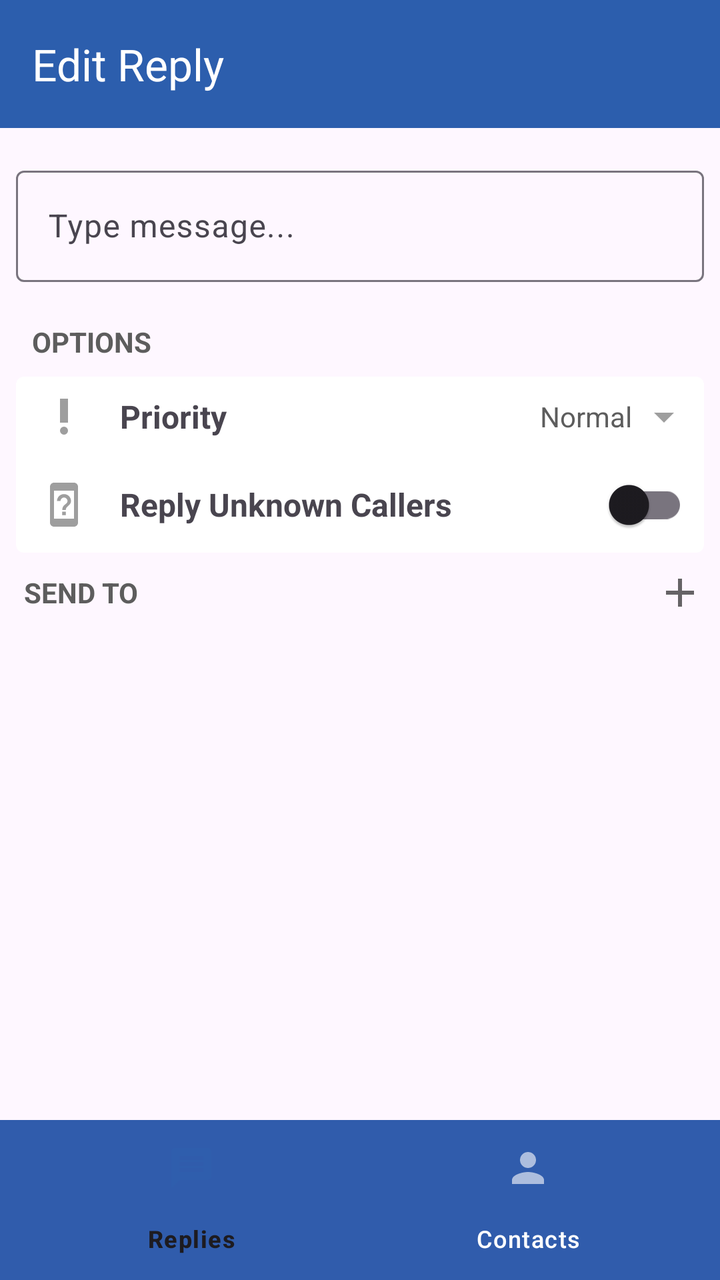
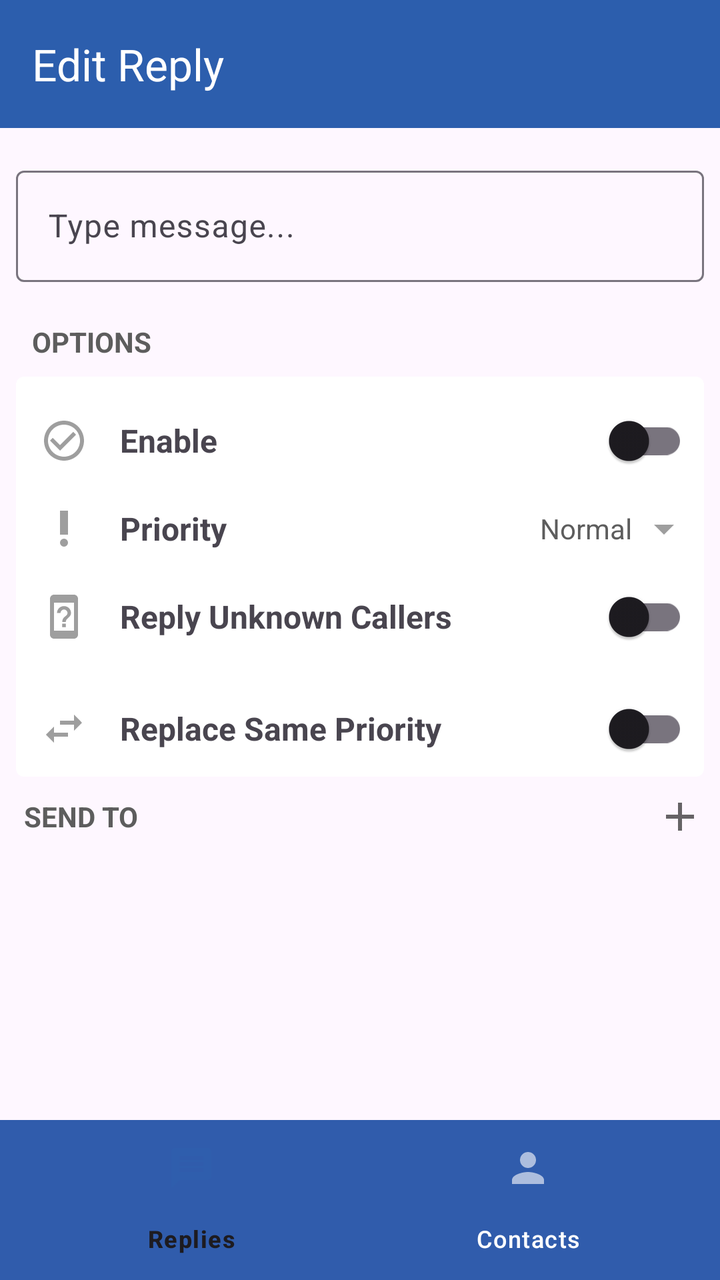

Two renders of the same Android screen: before a commit and after it. Below are the layout's source before the change and the commit's diff.
<!-- AndroidManifest.xml: application theme Theme.CallSwitch -->
<!-- res/layout/fragment_edit_reply.xml -->
<?xml version="1.0" encoding="utf-8"?>
<androidx.coordinatorlayout.widget.CoordinatorLayout xmlns:android="http://schemas.android.com/apk/res/android"
    xmlns:app="http://schemas.android.com/apk/res-auto"
    xmlns:tools="http://schemas.android.com/tools"
    android:id="@+id/main_fragment"
    android:layout_width="match_parent"
    android:layout_height="match_parent"
    tools:context=".RepliesActivity">

    <include layout="@layout/component_edit_reply_app_bar"/>

    <RelativeLayout

        android:layout_width="match_parent"
        app:layout_behavior="@string/appbar_scrolling_view_behavior"
        android:layout_height="match_parent">

        <androidx.core.widget.NestedScrollView
            android:layout_above="@id/bottom_nav_view"
            android:layout_width="match_parent"
            android:layout_height="match_parent">
            <LinearLayout
                android:layout_width="match_parent"
                android:layout_height="match_parent"
                android:orientation="vertical">
                <com.google.android.material.textfield.TextInputLayout
                    android:hint="@string/type_message"
                    app:errorEnabled="true"
                    android:layout_marginTop="16dp"
                    android:layout_marginHorizontal="8dp"
                    android:layout_width="match_parent"
                    android:layout_height="wrap_content">
                    <com.google.android.material.textfield.TextInputEditText
                        android:id="@+id/reply_text_field"
                        android:layout_width="match_parent"
                        android:layout_height="wrap_content"
                        />
                </com.google.android.material.textfield.TextInputLayout>
                <TextView
                    android:layout_width="match_parent"
                    android:layout_height="wrap_content"
                    android:text="@string/options"
                    app:textAllCaps="true"
                    android:layout_marginHorizontal="16dp"
                    android:textStyle="bold"
                    android:textColor="@color/grey_10"/>
                <LinearLayout
                    android:layout_marginTop="8dp"
                    android:layout_marginHorizontal="8dp"
                    android:background="@drawable/rounded_rectangle_background_4"
                    android:layout_width="match_parent"
                    android:layout_height="wrap_content"
                    android:orientation="vertical">
                    <LinearLayout
                        android:id="@+id/priority_button"
                        android:gravity="center_vertical"
                        android:layout_marginEnd="8dp"
                        android:layout_marginTop="8dp"
                        android:layout_width="match_parent"
                        android:layout_height="wrap_content"
                        android:orientation="horizontal">
                        <ImageView
                            android:layout_marginStart="12dp"
                            android:layout_width="wrap_content"
                            android:layout_height="wrap_content"
                            app:tint="@color/grey_10"
                            android:src="@drawable/ic_action_priority"/>
                        <TextView
                            android:layout_marginHorizontal="16dp"
                            android:layout_weight="1"
                            android:layout_width="0dp"
                            android:layout_height="wrap_content"
                            android:text="@string/priority"
                            android:textSize="16sp"
                            android:textStyle="bold"/>
                        <LinearLayout
                            android:gravity="center_vertical"
                            android:layout_width="wrap_content"
                            android:layout_height="wrap_content"
                            android:orientation="horizontal">
                            <TextView
                                android:id="@+id/priority"
                                android:layout_width="wrap_content"
                                android:layout_height="wrap_content"
                                android:text="@string/normal"
                                android:textColor="@color/grey_10"
                                android:layout_marginEnd="4dp"/>
                            <ImageView
                                app:tint="@color/grey_10"
                                android:layout_width="wrap_content"
                                android:layout_height="wrap_content"
                                android:src="@drawable/ic_action_down"/>
                        </LinearLayout>

                    </LinearLayout>

                    <LinearLayout
                        android:gravity="center_vertical"
                        android:layout_marginTop="8dp"
                        android:layout_width="match_parent"
                        android:layout_height="wrap_content"
                        android:orientation="horizontal">
                        <ImageView
                            android:layout_width="wrap_content"
                            android:layout_height="wrap_content"
                            android:layout_marginStart="12dp"
                            app:tint="@color/grey_10"
                            android:src="@drawable/ic_action_unknown"/>
                        <TextView
                            android:layout_marginHorizontal="16dp"
                            android:layout_weight="1"
                            android:layout_width="0dp"
                            android:layout_height="wrap_content"
                            android:text="@string/reply_unknown"
                            android:textStyle="bold"
                            android:textSize="16sp"/>

                        <com.google.android.material.switchmaterial.SwitchMaterial
                            android:layout_marginEnd="8dp"
                            android:layout_width="wrap_content"
                            android:layout_height="wrap_content"/>
                    </LinearLayout>
                </LinearLayout>

                <LinearLayout
                    android:layout_marginTop="8dp"
                    android:layout_width="match_parent"
                    android:layout_height="wrap_content"
                    android:orientation="horizontal">
                    <com.google.android.material.textview.MaterialTextView
                        android:layout_marginHorizontal="12dp"
                        android:layout_width="0dp"
                        android:layout_weight="1"
                        android:layout_height="wrap_content"
                        android:layout_gravity="center_vertical"
                        android:text="@string/send_to"
                        app:textAllCaps="true"
                        android:textStyle="bold"
                        android:textColor="@color/grey_10"/>
                    <ImageButton
                        android:layout_marginEnd="8dp"
                        android:id="@+id/add_contacts_button"
                        android:layout_width="wrap_content"
                        android:layout_height="wrap_content"
                        android:layout_gravity="center_vertical"
                        android:contentDescription="@string/add_contacts_hint"
                        android:background="@null"
                        app:tint="@color/black"
                        android:src="@drawable/ic_action_add"/>
                </LinearLayout>

                <androidx.recyclerview.widget.RecyclerView
                    android:layout_marginTop="8dp"
                    android:layout_marginBottom="16dp"
                    android:layout_marginHorizontal="8dp"
                    android:id="@+id/selected_contacts_recycler_view"
                    android:layout_width="match_parent"
                    android:layout_height="match_parent"/>
            </LinearLayout>
        </androidx.core.widget.NestedScrollView>




        <include layout="@layout/component_bottom_nav_bar"
            android:id="@+id/bottom_nav_view"/>

    </RelativeLayout>

</androidx.coordinatorlayout.widget.CoordinatorLayout>
<!-- res/layout/component_edit_reply_app_bar.xml (included above) -->
<?xml version="1.0" encoding="utf-8"?>
<com.google.android.material.appbar.AppBarLayout xmlns:android="http://schemas.android.com/apk/res/android"
    xmlns:app="http://schemas.android.com/apk/res-auto"
    android:id="@+id/toolbar_main"
    android:layout_width="match_parent"
    android:layout_height="wrap_content"
    android:fitsSystemWindows="true"
    app:liftOnScrollColor="@color/blue"
    app:liftOnScroll="true">

    <com.google.android.material.appbar.MaterialToolbar
        android:id="@+id/edit_reply_toolbar"
        android:layout_width="match_parent"
        android:layout_height="wrap_content"
        android:minHeight="?attr/actionBarSize"
        app:title="@string/edit_reply"/>
</com.google.android.material.appbar.AppBarLayout>
<!-- res/layout/component_bottom_nav_bar.xml (included above) -->
<?xml version="1.0" encoding="utf-8"?>
<com.google.android.material.bottomnavigation.BottomNavigationView xmlns:android="http://schemas.android.com/apk/res/android"
    android:layout_width="match_parent"
    android:layout_height="wrap_content"
    android:fitsSystemWindows="true"
    android:id="@+id/bottom_nav_view"
    android:layout_alignParentBottom="true"
    xmlns:app="http://schemas.android.com/apk/res-auto"
    app:menu="@menu/bottom_navigation_menu" />
<!-- resources referenced by this layout -->
<resources>
  <color name="black">#FF000000</color>
  <color name="blue">#2C5EAD</color>
  <color name="grey_10">#5d5d5d</color>
  <!-- drawable ic_action_add (drawable-anydpi) -->
  <vector xmlns:android="http://schemas.android.com/apk/res/android"
      android:width="24dp"
      android:height="24dp"
      android:viewportWidth="24"
      android:viewportHeight="24"
      android:tint="#333333"
      android:alpha="0.6">
    <path
        android:fillColor="@android:color/white"
        android:pathData="M19,13h-6v6h-2v-6H5v-2h6V5h2v6h6v2z"/>
  </vector>
  <!-- drawable ic_action_down (drawable-anydpi) -->
  <vector xmlns:android="http://schemas.android.com/apk/res/android"
      android:width="24dp"
      android:height="24dp"
      android:viewportWidth="24"
      android:viewportHeight="24"
      android:tint="#333333"
      android:alpha="0.6">
    <path
        android:fillColor="@android:color/white"
        android:pathData="M7,10l5,5 5,-5z"/>
  </vector>
  <!-- drawable rounded_rectangle_background_4 (drawable) -->
  <?xml version="1.0" encoding="utf-8"?>
  <shape xmlns:android="http://schemas.android.com/apk/res/android"
      android:shape="rectangle">
      <corners android:radius="4dp"/>
      <solid android:color="@color/white"/>
  </shape>
  <string name="add_contacts_hint">Add contacts to send reply to</string>
  <string name="edit_reply">Edit Reply</string>
  <string name="normal">Normal</string>
  <string name="options">Options</string>
  <string name="priority">Priority</string>
  <string name="reply_unknown">Reply Unknown Callers</string>
  <string name="send_to">Send to</string>
  <string name="type_message">Type message...</string>
  <style name="Theme.CallSwitch" parent="Base.Theme.CallSwitch" />
  <color name="white">#FFFFFFFF</color>
  <style name="Base.Theme.CallSwitch" parent="Theme.Material3.DayNight.NoActionBar">
          
          
          <item name="colorSurface">@color/blue</item>
          <item name="toolbarStyle">@style/Widget.App.Toolbar</item>
          <item name="bottomNavigationStyle">@style/Widget.App.BottomNavigationView</item>
      </style>
  <style name="Widget.App.Toolbar" parent="Widget.Material3.Toolbar">
          <item name="materialThemeOverlay">@style/ThemeOverlay.App.Toolbar</item>
      </style>
  <style name="Widget.App.BottomNavigationView" parent="Widget.Material3.BottomNavigationView">
          <item name="materialThemeOverlay">@style/ThemeOverlay.App.BottomNavigationView</item>
      </style>
  <style name="TextAppearance.App.TitleLarge" parent="TextAppearance.Material3.TitleLarge">
  
  
      </style>
  <style name="TextAppearance.App.TitleMedium" parent="TextAppearance.Material3.TitleMedium">
  
  
      </style>
  <!-- unchanged entries left out for length: 4 -->
</resources>

<!-- the commit's change to res/layout/fragment_edit_reply.xml (unified diff, before → after) -->
@@ -51,6 +51,34 @@
                     android:layout_width="match_parent"
                     android:layout_height="wrap_content"
                     android:orientation="vertical">
+
+                    <LinearLayout
+                        android:gravity="center_vertical"
+                        android:layout_marginTop="8dp"
+                        android:layout_width="match_parent"
+                        android:layout_height="wrap_content"
+                        android:orientation="horizontal">
+                        <ImageView
+                            android:layout_width="wrap_content"
+                            android:layout_height="wrap_content"
+                            android:layout_marginStart="12dp"
+                            app:tint="@color/grey_10"
+                            android:src="@drawable/ic_action_check"/>
+                        <TextView
+                            android:layout_marginHorizontal="16dp"
+                            android:layout_weight="1"
+                            android:layout_width="0dp"
+                            android:layout_height="wrap_content"
+                            android:text="@string/enable"
+                            android:textStyle="bold"
+                            android:textSize="16sp"/>
+
+                        <com.google.android.material.switchmaterial.SwitchMaterial
+                            android:id="@+id/enable_reply_switch"
+                            android:layout_marginEnd="8dp"
+                            android:layout_width="wrap_content"
+                            android:layout_height="wrap_content"/>
+                    </LinearLayout>
                     <LinearLayout
                         android:id="@+id/priority_button"
                         android:gravity="center_vertical"
@@ -93,7 +121,6 @@
                         </LinearLayout>
 
                     </LinearLayout>
-
                     <LinearLayout
                         android:gravity="center_vertical"
                         android:layout_marginTop="8dp"
@@ -116,6 +143,33 @@
                             android:textSize="16sp"/>
 
                         <com.google.android.material.switchmaterial.SwitchMaterial
+                            android:id="@+id/reply_unknown_switch"
+                            android:layout_marginEnd="8dp"
+                            android:layout_width="wrap_content"
+                            android:layout_height="wrap_content"/>
+                    </LinearLayout>
+                    <LinearLayout
+                        android:gravity="center_vertical"
+                        android:layout_marginTop="8dp"
+                        android:layout_width="match_parent"
+                        android:layout_height="wrap_content"
+                        android:orientation="horizontal">
+                        <ImageView
+                            android:layout_width="wrap_content"
+                            android:layout_height="wrap_content"
+                            android:layout_marginStart="12dp"
+                            app:tint="@color/grey_10"
+                            android:src="@drawable/ic_action_swap"/>
+                        <TextView
+                            android:layout_marginHorizontal="16dp"
+                            android:layout_weight="1"
+                            android:layout_width="0dp"
+                            android:layout_height="wrap_content"
+                            android:text="@string/replace_same_priority"
+                            android:textStyle="bold"
+                            android:textSize="16sp"/>
+                        <com.google.android.material.switchmaterial.SwitchMaterial
+                            android:id="@+id/replace_same_priority_switch"
                             android:layout_marginEnd="8dp"
                             android:layout_width="wrap_content"
                             android:layout_height="wrap_content"/>
<!-- resource entries referenced after the edit -->
@@ -15,6 +15,18 @@
         android:fillColor="@android:color/white"
         android:pathData="M19,13h-6v6h-2v-6H5v-2h6V5h2v6h6v2z"/>
   </vector>
+  <!-- drawable ic_action_check (drawable-anydpi) -->
+  <vector xmlns:android="http://schemas.android.com/apk/res/android"
+      android:width="24dp"
+      android:height="24dp"
+      android:viewportWidth="24"
+      android:viewportHeight="24"
+      android:tint="#333333"
+      android:alpha="0.6">
+    <path
+        android:fillColor="@android:color/white"
+        android:pathData="M16.59,7.58L10,14.17l-3.59,-3.58L5,12l5,5 8,-8zM12,2C6.48,2 2,6.48 2,12s4.48,10 10,10 10,-4.48 10,-10S17.52,2 12,2zM12,20c-4.42,0 -8,-3.58 -8,-8s3.58,-8 8,-8 8,3.58 8,8 -3.58,8 -8,8z"/>
+  </vector>
   <!-- drawable ic_action_down (drawable-anydpi) -->
   <vector xmlns:android="http://schemas.android.com/apk/res/android"
       android:width="24dp"
@@ -27,6 +39,18 @@
         android:fillColor="@android:color/white"
         android:pathData="M7,10l5,5 5,-5z"/>
   </vector>
+  <!-- drawable ic_action_swap (drawable-anydpi) -->
+  <vector xmlns:android="http://schemas.android.com/apk/res/android"
+      android:width="24dp"
+      android:height="24dp"
+      android:viewportWidth="24"
+      android:viewportHeight="24"
+      android:tint="#333333"
+      android:alpha="0.6">
+    <path
+        android:fillColor="@android:color/white"
+        android:pathData="M6.99,11L3,15l3.99,4v-3H14v-2H6.99v-3zM21,9l-3.99,-4v3H10v2h7.01v3L21,9z"/>
+  </vector>
   <!-- drawable rounded_rectangle_background_4 (drawable) -->
   <?xml version="1.0" encoding="utf-8"?>
   <shape xmlns:android="http://schemas.android.com/apk/res/android"
@@ -36,9 +60,11 @@
   </shape>
   <string name="add_contacts_hint">Add contacts to send reply to</string>
   <string name="edit_reply">Edit Reply</string>
+  <string name="enable">Enable</string>
   <string name="normal">Normal</string>
   <string name="options">Options</string>
   <string name="priority">Priority</string>
+  <string name="replace_same_priority">Replace Same Priority</string>
   <string name="reply_unknown">Reply Unknown Callers</string>
   <string name="send_to">Send to</string>
   <string name="type_message">Type message...</string>
